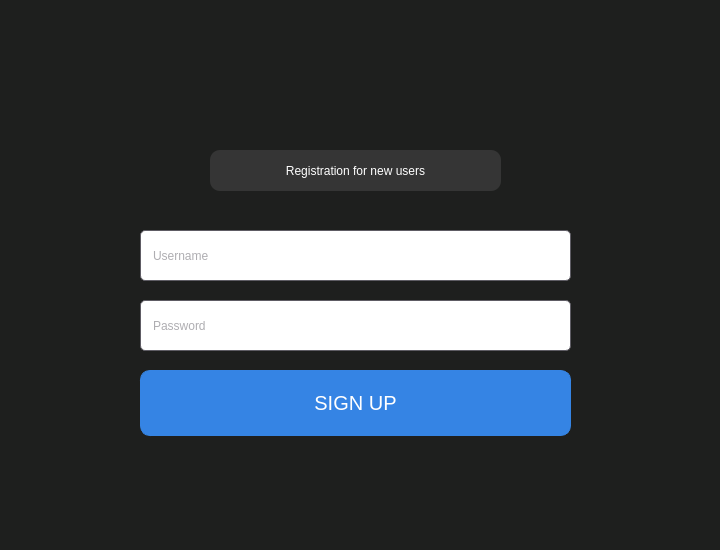
This is ui/reg_page.ui in tesla1618/RedShiftIndex as Qt 5 draws it before an edit. The edited form follows.
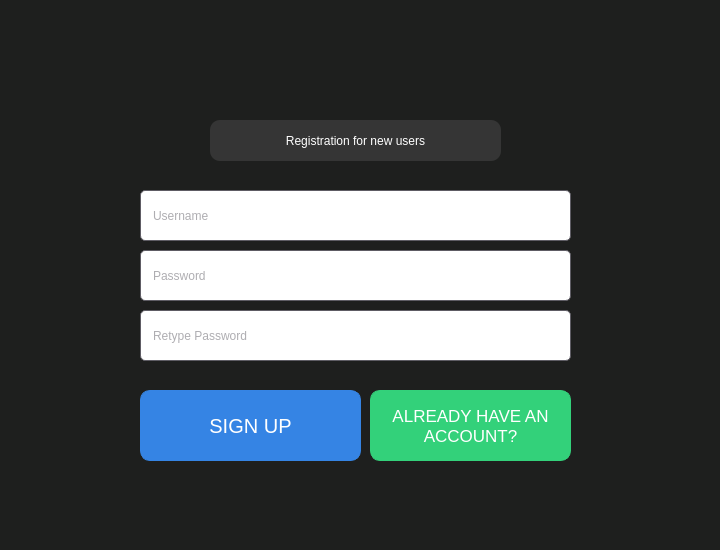
This is the edited form. Icons and pictures are not drawn.

```diff
--- a/ui/reg_page.ui
+++ b/ui/reg_page.ui
@@ -85,7 +85,7 @@
     <property name="geometry">
      <rect>
       <x>210</x>
-      <y>150</y>
+      <y>120</y>
       <width>291</width>
       <height>41</height>
      </rect>
@@ -106,9 +106,9 @@
    <widget class="QPushButton" name="regBtn">
     <property name="geometry">
      <rect>
-      <x>-40</x>
-      <y>370</y>
-      <width>791</width>
+      <x>140</x>
+      <y>390</y>
+      <width>221</width>
       <height>71</height>
      </rect>
     </property>
@@ -121,7 +121,6 @@
 		background: rgb(53, 132, 228);
 		font-size: 20px;
 		border-radius:10px;
-		margin: 0px 180px 5px 180px;
 		padding:20px;}
        *:hover{ background:none;border: 1px solid rgb(53, 132, 228); color: white; }</string>
     </property>
@@ -133,7 +132,7 @@
     <property name="geometry">
      <rect>
       <x>140</x>
-      <y>230</y>
+      <y>190</y>
       <width>431</width>
       <height>51</height>
      </rect>
@@ -153,7 +152,7 @@
     <property name="geometry">
      <rect>
       <x>140</x>
-      <y>300</y>
+      <y>250</y>
       <width>431</width>
       <height>51</height>
      </rect>
@@ -169,6 +168,52 @@
      <string>Password</string>
     </property>
    </widget>
+   <widget class="QLineEdit" name="passwd_2">
+    <property name="geometry">
+     <rect>
+      <x>140</x>
+      <y>310</y>
+      <width>431</width>
+      <height>51</height>
+     </rect>
+    </property>
+    <property name="styleSheet">
+     <string notr="true">background: #fff;
+padding: 10px;
+color: rgb(94, 92, 100);
+border: 1px solid rgb(94, 92, 100);
+border-radius: 5px;</string>
+    </property>
+    <property name="placeholderText">
+     <string>Retype Password</string>
+    </property>
+   </widget>
+   <widget class="QPushButton" name="loginBtn">
+    <property name="geometry">
+     <rect>
+      <x>370</x>
+      <y>390</y>
+      <width>201</width>
+      <height>71</height>
+     </rect>
+    </property>
+    <property name="cursor">
+     <cursorShape>PointingHandCursor</cursorShape>
+    </property>
+    <property name="styleSheet">
+     <string notr="true">* {border: 1px solid rgb(51, 209, 122);
+		color:white;
+		background: rgb(51, 209, 122);
+		font-size: 17px;
+		border-radius:10px;
+		padding:15px;}
+       *:hover{ background:none;border: 1px solid rgb(51, 209, 122); color: white; }</string>
+    </property>
+    <property name="text">
+     <string>ALREADY HAVE AN
+ACCOUNT?</string>
+    </property>
+   </widget>
    <zorder>wlcText</zorder>
    <zorder>regBtn</zorder>
    <zorder>logo</zorder>
```
Left out of the diff: 2 changed lines with no effect on the pictures.
